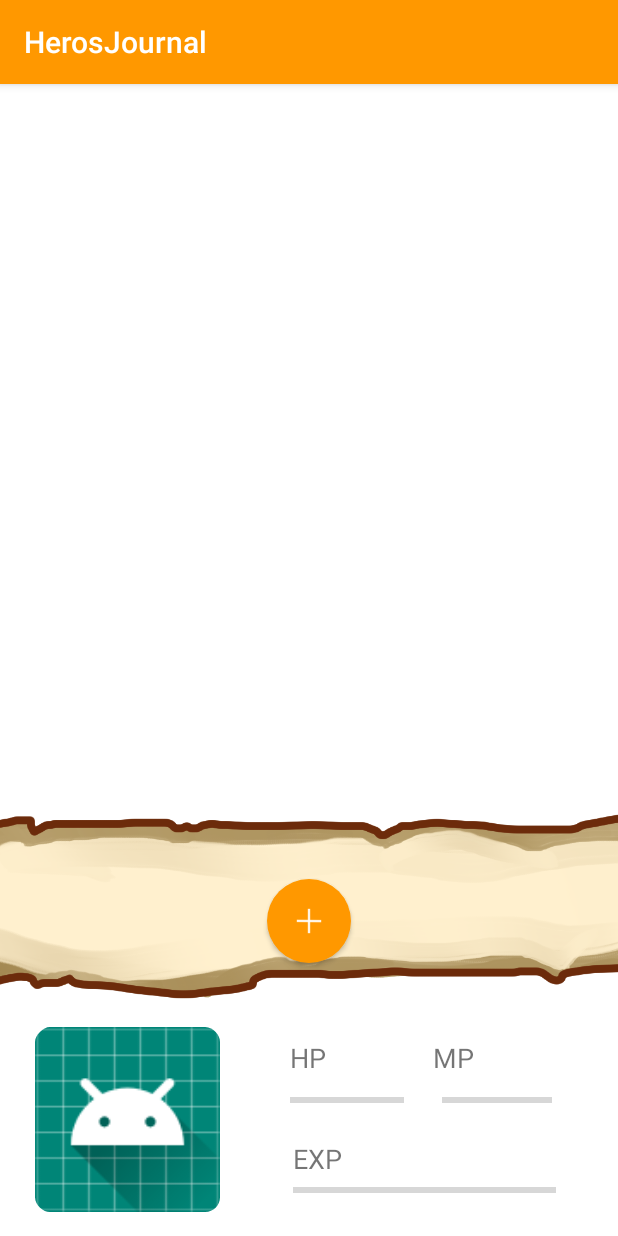
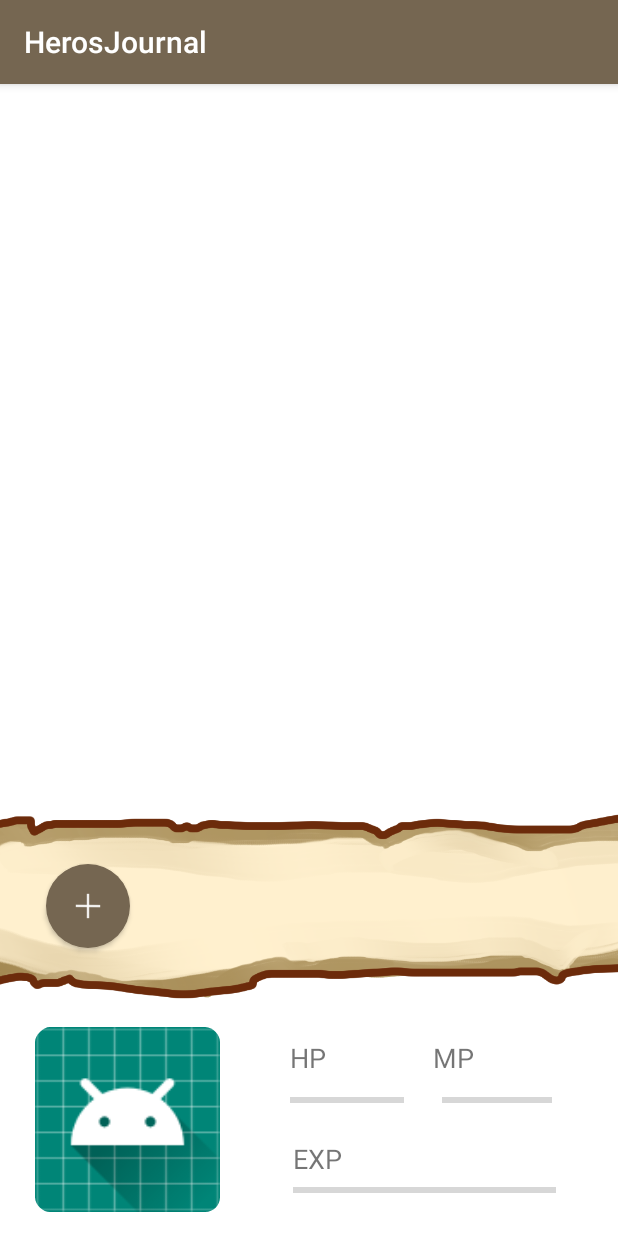
Before and after one commit to CoriBeemish/Heros-Journal, an Android app: the screen it shows after launch (MainActivity), on a phone screen of 412 x 824 dp. Run offline under Robolectric (Android 15) with nearby library versions, the phone set to English and light mode, and no system bars.

Commit message:
theme edit

```diff
--- a/app/src/main/AndroidManifest.xml
+++ b/app/src/main/AndroidManifest.xml
@@ -9,7 +9,8 @@
         android:roundIcon="@mipmap/ic_launcher_round"
         android:supportsRtl="true"
         android:theme="@style/AppTheme">
-        <activity android:name=".MainActivity">
+        <activity android:name=".MainActivity"
+            android:theme="@style/heroesjournal">
             <intent-filter>
                 <action android:name="android.intent.action.MAIN" />
 
--- a/app/src/main/res/layout/activity_main.xml
+++ b/app/src/main/res/layout/activity_main.xml
@@ -149,8 +149,10 @@
         android:tint="@android:color/white"
         app:layout_constraintBottom_toTopOf="@+id/guideline2"
         app:layout_constraintEnd_toEndOf="@+id/addTaskPanelImage"
+        app:layout_constraintHorizontal_bias="0.067"
         app:layout_constraintStart_toStartOf="parent"
-        app:layout_constraintTop_toBottomOf="@+id/list" />
+        app:layout_constraintTop_toBottomOf="@+id/list"
+        app:layout_constraintVertical_bias="0.3" />
 
     <ImageView
         android:id="@+id/addTaskPanelImage"
--- a/app/src/main/res/values-v21/styles.xml
+++ b/app/src/main/res/values-v21/styles.xml
@@ -7,6 +7,7 @@
     <item name="colorPrimaryDark">@android:color/holo_orange_dark</item>
     <item name="android:navigationBarColor">@color/primary</item>
     <item name="colorAccent">@color/primary</item>
+        <item name="android:colorBackground">@color/background_material_light</item>
     </style>
 
     </resources>
--- a/app/src/main/res/values/colors.xml
+++ b/app/src/main/res/values/colors.xml
@@ -1,7 +1,11 @@
 <?xml version="1.0" encoding="utf-8"?>
 <resources>
     <!--Color primary 500 from palette colors -->
-    <color name="primary">#ff9800</color>
+    <color name="primary">#756651</color>
     <!--Color primary dark 700 from palette colors -->
     <color name="primaryDark">#0288D1</color>
+    <color name="background_material_light">#ffeed1</color>
+    <color name="dark">#443728</color>
+    <color name="colorPrimaryDark">#2f2417</color>
+    <color name="darkprimary">#2b1e0f</color>
 </resources>
--- a/app/src/main/res/values/styles.xml
+++ b/app/src/main/res/values/styles.xml
@@ -6,6 +6,11 @@
         <!-- Customize your theme here. -->
         <item name="colorPrimary">@color/primary</item>
         <item name="colorPrimaryDark">@android:color/holo_orange_dark</item>
+        <item name="android:colorBackground">@color/background_material_light</item>
+    </style>
+
+    <style name="heroesjournal" parent="AppTheme" >
+        <item name="colorPrimaryDark">@color/darkprimary</item>
     </style>
 
 </resources>
```
